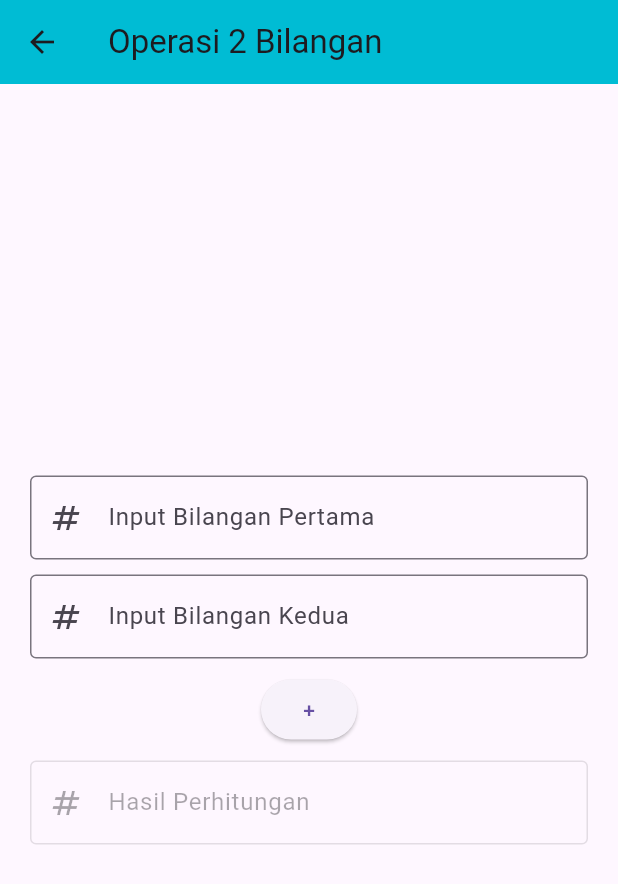
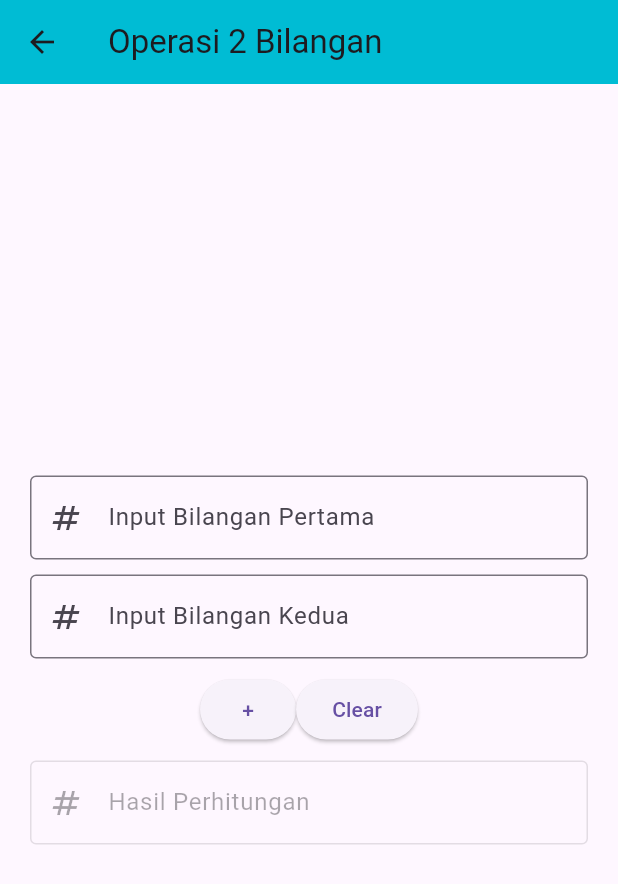
Before and after one commit to maa040424/ChallengeNNN, a Flutter app: the Operasi2bilangan screen opened directly, on a phone screen of 412 x 824 dp. Shown: the top 884 px of the screen. Run offline on Flutter 3.47's test engine with Material 3 defaults, Android fonts, the light colour scheme and no system bars.

Commit message:
Latihan Flutter

```diff
--- a/Hari07/Dart/projek02_perhitungan5b/lib/operasi2bilangan.dart
+++ b/Hari07/Dart/projek02_perhitungan5b/lib/operasi2bilangan.dart
@@ -42,7 +42,25 @@
               SizedBox(
                 height: 10,
               ),
-              ElevatedButton(onPressed: () {}, child: Text("+")),
+              Row(
+                mainAxisAlignment: MainAxisAlignment.center,
+                children: [
+                  ElevatedButton(
+                      onPressed: () {
+                        double hitung =
+                            double.parse(bil1.text) + double.parse(bil2.text);
+                        hasil.text = hitung.toString();
+                      },
+                      child: Text("+")),
+                  ElevatedButton(
+                      onPressed: () {
+                        bil1.clear();
+                        bil2.clear();
+                        hasil.clear();
+                      },
+                      child: Text("Clear")),
+                ],
+              ),
               SizedBox(
                 height: 10,
               ),
```
